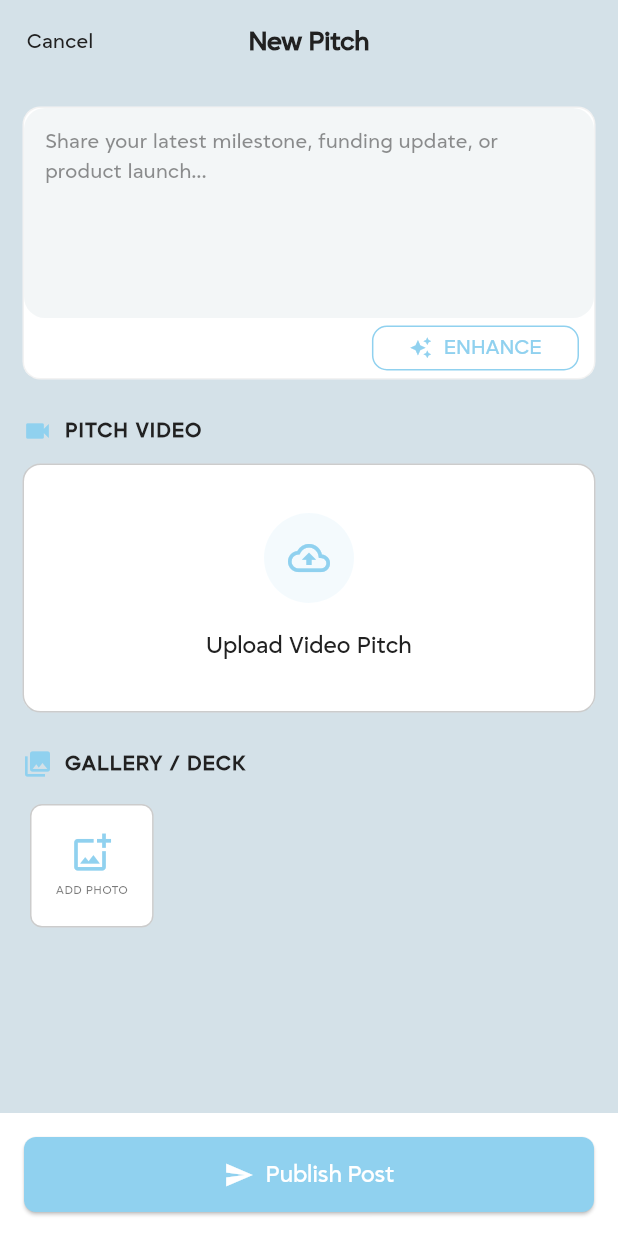
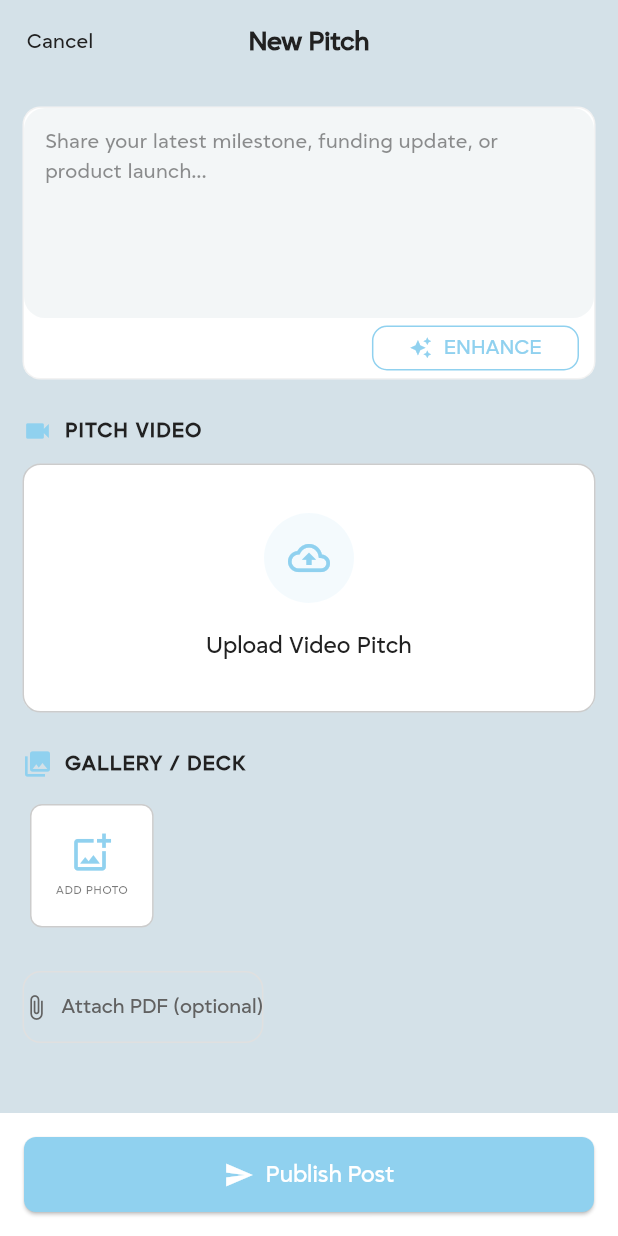
Before and after one commit to Sayem-Ahmed-Shayeed/Investify, a Flutter app: the PostIdeaScreen screen opened directly, on a phone screen of 412 x 824 dp. Run offline on Flutter 3.47's test engine with Material 3 defaults, Android fonts, the phone set to English and light mode, and no system bars; our stand-ins replace cached_network_image, cloud_firestore, file_picker, firebase_auth, firebase_core, flutter_cache_manager and 4 more; missing offline and left inert: onesignal_flutter, video_thumbnail; accounts and stored records are empty; network calls fail.

Commit message:
add pdf upload

```diff
--- a/lib/features/post_idea/services/media_upload_service.dart
+++ b/lib/features/post_idea/services/media_upload_service.dart
@@ -179,6 +179,31 @@ class MediaUploadService {
     );
   }
 
+  /// Upload a single PDF and return its public URL
+  Future<UploadedMedia> uploadPdf(UploadFile file) async {
+    const mimeType = 'application/pdf';
+
+    debugPrint('📤 Requesting pre-signed URL for PDF...');
+    final presigned = await _getPresignedUrl(
+      fileType: 'pdf',
+      mimeType: mimeType,
+    );
+
+    debugPrint('📤 Uploading PDF to Spaces...');
+    await _uploadToSpaces(
+      uploadUrl: presigned.uploadUrl,
+      bytes: file.bytes,
+      mimeType: mimeType,
+    );
+
+    return UploadedMedia(
+      url: presigned.publicUrl,
+      fileKey: presigned.fileKey,
+      type: 'pdf',
+      mimeType: mimeType,
+    );
+  }
+
   /// Upload a single video and return its public URL with optional thumbnail
   Future<UploadedMedia> uploadVideo(
     UploadFile file, {
@@ -316,7 +341,7 @@ class MediaUploadService {
 class UploadedMedia {
   final String url;
   final String fileKey;
-  final String type; // 'image' or 'video'
+  final String type; // 'image', 'video', or 'pdf'
   final String mimeType;
   final String? thumbnailUrl;
   final int order;
--- a/lib/features/post_idea/view/post_idea_screen.dart
+++ b/lib/features/post_idea/view/post_idea_screen.dart
@@ -65,6 +65,10 @@ class PostIdeaScreen extends StatelessWidget {
 
                     // Gallery/Deck Section
                     _buildGallerySection(context, controller),
+                    const SizedBox(height: 24),
+
+                    // PDF Attachment Section
+                    _buildPdfSection(context, controller),
                     const SizedBox(height: 24),
                   ],
                 ),
@@ -315,4 +319,79 @@ class PostIdeaScreen extends StatelessWidget {
       ],
     );
   }
+
+  /// Build the PDF attachment section
+  Widget _buildPdfSection(BuildContext context, PostIdeaController controller) {
+    final theme = Theme.of(context);
+    final isDark = theme.brightness == Brightness.dark;
+
+    return Obx(() {
+      final hasPdf = controller.pdfFileName.value != null;
+
+      if (hasPdf) {
+        return Container(
+          padding: const EdgeInsets.symmetric(horizontal: 12, vertical: 10),
+          decoration: BoxDecoration(
+            color: isDark ? const Color(0xFF1E2A38) : Colors.red.shade50,
+            borderRadius: BorderRadius.circular(12),
+            border: Border.all(
+              color: isDark
+                  ? Colors.red.withValues(alpha: 0.3)
+                  : Colors.red.shade200,
+            ),
+          ),
+          child: Row(
+            children: [
+              Icon(Icons.picture_as_pdf, color: Colors.red.shade400, size: 24),
+              const SizedBox(width: 10),
+              Expanded(
+                child: Text(
+                  controller.pdfFileName.value!,
+                  style: theme.textTheme.bodyMedium?.copyWith(
+                    fontWeight: FontWeight.w500,
+                  ),
+                  overflow: TextOverflow.ellipsis,
+                ),
+              ),
+              IconButton(
+                onPressed: controller.removePdf,
+                icon: Icon(
+                  Icons.close,
+                  color: theme.colorScheme.outline,
+                  size: 20,
+                ),
+                padding: EdgeInsets.zero,
+                constraints: const BoxConstraints(),
+              ),
+            ],
+          ),
+        );
+      }
+
+      return OutlinedButton.icon(
+        onPressed: controller.pickPdf,
+        icon: Icon(
+          Icons.attach_file,
+          color: isDark ? Colors.white70 : Colors.grey.shade700,
+        ),
+        label: Text(
+          'Attach PDF (optional)',
+          style: TextStyle(
+            color: isDark ? Colors.white70 : Colors.grey.shade700,
+          ),
+        ),
+        style: OutlinedButton.styleFrom(
+          padding: const EdgeInsets.symmetric(vertical: 14),
+          shape: RoundedRectangleBorder(
+            borderRadius: BorderRadius.circular(12),
+          ),
+          side: BorderSide(
+            color: isDark
+                ? Colors.white.withValues(alpha: 0.1)
+                : Colors.grey.shade300,
+          ),
+        ),
+      );
+    });
+  }
 }
```
Also changed, not shown: lib/features/home/view/widgets/post_card_media.dart (+50 -0 lines), lib/features/post_idea/controller/post_idea_controller.dart (+54 -0 lines), pubspec.lock, 3 other files.
